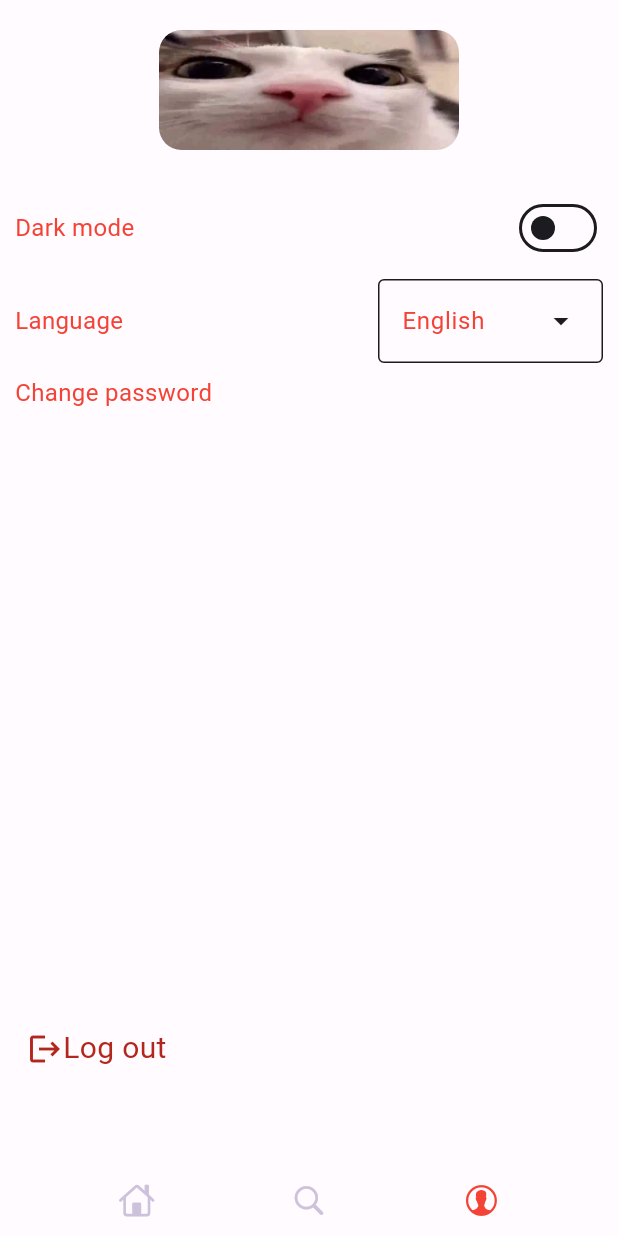
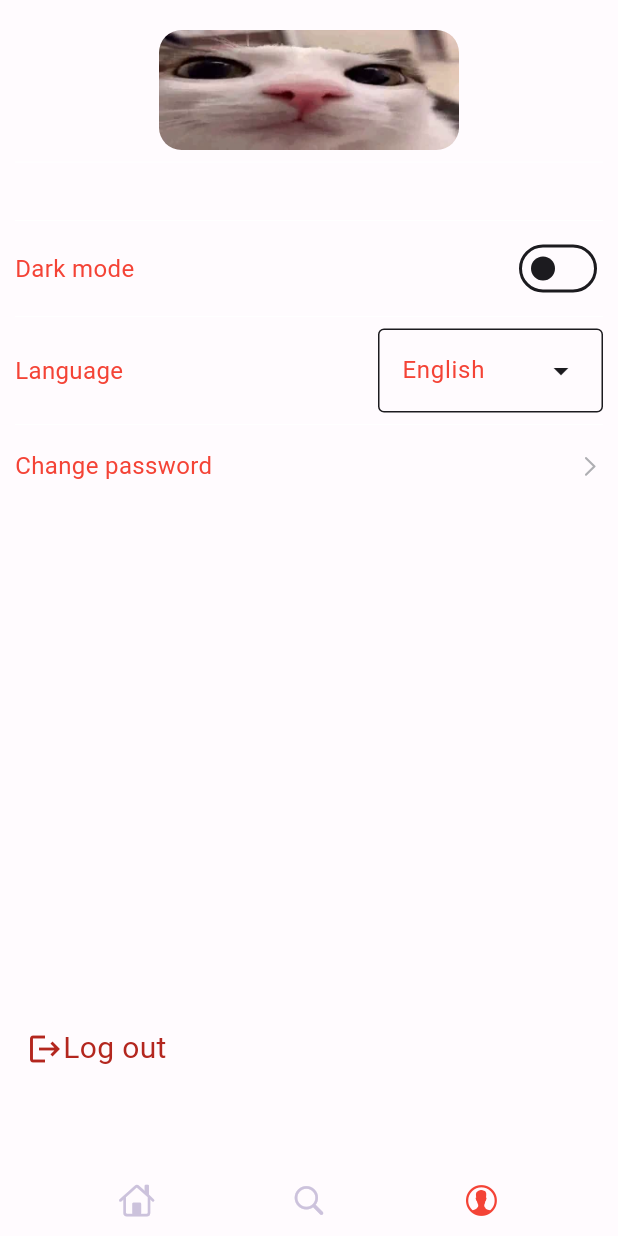
Before and after one commit to TTTrung1/ecommerce_cuoikhoa, a Flutter app: the screen it shows once a user with an empty profile is signed in, item 3 of the bottom bar chosen, on a phone screen of 412 x 824 dp. Run offline on Flutter 3.47's test engine with Material 2 defaults, Android fonts, the phone set to English and light mode, and no system bars; our stand-ins replace carousel_slider, cloud_firestore, dio, easy_localization, email_validator, firebase_auth and 6 more; accounts and stored records are empty; generated files the repository leaves out were written again; network calls fail.

Commit message:
fix ui user screen

```diff
--- a/lib/screen/user_screen.dart
+++ b/lib/screen/user_screen.dart
@@ -1,6 +1,7 @@
 import 'package:easy_localization/easy_localization.dart';
 import 'package:ecommerce_cuoikhoa/screen/auth/signin_screen.dart';
 import 'package:firebase_auth/firebase_auth.dart';
+import 'package:flutter/cupertino.dart';
 import 'package:flutter/material.dart';
 import 'package:flutter_bloc/flutter_bloc.dart';
 
@@ -35,18 +36,16 @@ class _UserScreenState extends State<UserScreen> {
                   child: Image.asset('assets/Plink.png', width: 200),
                 ),
               ),
-              const SizedBox(
-                width: 10,
-              ),
+              Divider(thickness: 0,color: Theme.of(context).colorScheme.onPrimary,),
+
               Center(
                 child: Text(auth!.email!,
                     style: TextStyle(
                         color: Theme.of(context).colorScheme.primary,
                         fontSize: 16)),
               ),
-              const SizedBox(
-                height: 5,
-              ),
+              Divider(thickness: 0,color: Theme.of(context).colorScheme.onPrimary,),
+
               Row(
                 mainAxisAlignment: MainAxisAlignment.spaceBetween,
                 children: [
@@ -64,7 +63,7 @@ class _UserScreenState extends State<UserScreen> {
                   )
                 ],
               ),
-              const SizedBox(height: 10),
+              Divider(thickness: 0,color: Theme.of(context).colorScheme.onPrimary,),
               Row(mainAxisAlignment: MainAxisAlignment.spaceBetween, children: [
                 Text('language',
                         style: TextStyle(
@@ -91,6 +90,10 @@ class _UserScreenState extends State<UserScreen> {
                   },
                 )
               ]),
+              Divider(thickness: 0,color: Theme.of(context).colorScheme.onPrimary,),
+              Row(
+                mainAxisAlignment: MainAxisAlignment.spaceBetween,
+                children: [
                   InkWell(
                     child: Padding(
                       padding: const EdgeInsets.symmetric(vertical: 8.0),
@@ -107,6 +110,9 @@ class _UserScreenState extends State<UserScreen> {
                           MaterialPageRoute(
                               builder: (context) => const ForgotPassword()));
                     },
+                  ),
+                  const CupertinoListTileChevron()
+                ],
               ),
               const Spacer(),
               BlocConsumer<AuthBloc, AuthState>(
```
Lines whose indentation alone changed are shown as unchanged.
